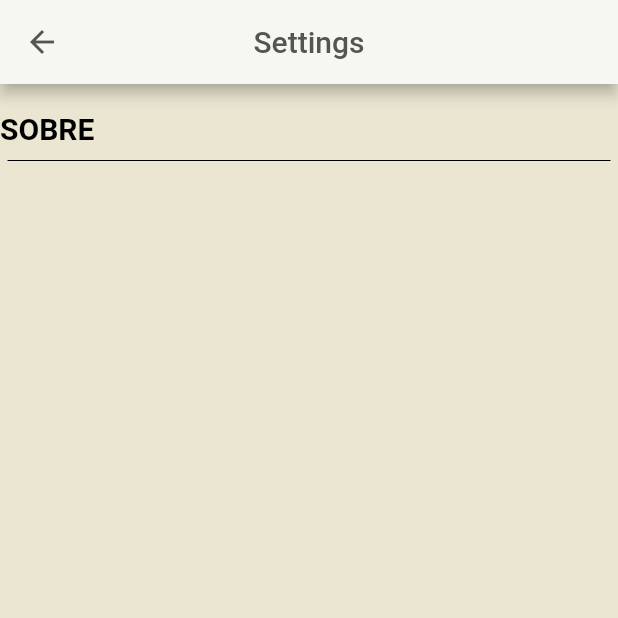
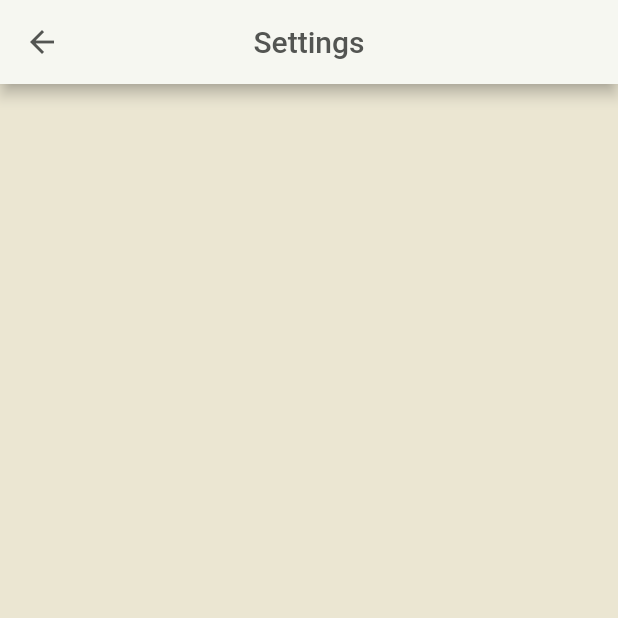
Before and after one commit to MatheusChristmann/baitafome, a Flutter app: the screen it shows after launch, after a tap on the "settings" icon, on a phone screen of 412 x 824 dp, the top half of it. Run offline on Flutter 3.47's test engine with Material 2 defaults, Android fonts, the light colour scheme and no system bars; generated files the repository leaves out were written again.

Commit message:
#Atualizando o restante das páginas em relação a internacionalização do app

```diff
--- a/lib/pages/configpage.dart
+++ b/lib/pages/configpage.dart
@@ -22,7 +22,7 @@ class _ConfigPageState extends State<ConfigPage> {
             );
           },
           color: Color.fromRGBO(83, 85, 82, 1),
-          tooltip: 'Voltar a Tela Principal',
+          tooltip: AppLocalizations.of(context)!.tooltip_return_to_mainmenu,
         ),
         title: Text(AppLocalizations.of(context)!.title_config_page,
           style: TextStyle(
@@ -32,25 +32,6 @@ class _ConfigPageState extends State<ConfigPage> {
         centerTitle: true,
       ),
       body: Column(
-        children: <Widget>[
-          const SizedBox(height: 18),
-          Container(
-            alignment: Alignment.centerLeft,
-            child: Text('SOBRE',
-              style: TextStyle(
-                fontSize: 20,
-                color: Colors.black,
-                fontWeight: FontWeight.bold,
-              ),
-            ),
-          ),
-          const Divider(
-            height: 20,
-            indent: 5,
-            endIndent: 5,
-            color: Colors.black,
-          ),
-        ],
       ),
       backgroundColor: Color.fromRGBO(235, 230, 210, 1),
     );
--- a/lib/pages/mainpage.dart
+++ b/lib/pages/mainpage.dart
@@ -1,5 +1,6 @@
 import 'package:baitafome/pages/configpage.dart';
 import 'package:flutter/material.dart';
+import 'package:flutter_gen/gen_l10n/app_localizations.dart';
 
 class MainPage extends StatefulWidget {
   const MainPage({super.key});
@@ -25,10 +26,9 @@ class _MainPageState extends State<MainPage> {
             );
           },
           color: Color.fromRGBO(83, 85, 82, 1),
-          tooltip: 'Configurações',
+          tooltip: AppLocalizations.of(context)!.tooltip_settings,
         ),
-        title: Text(
-          'Minhas Receitas',
+        title: Text(AppLocalizations.of(context)!.title_main_page,
           style: TextStyle(
             color: Color.fromRGBO(83, 85, 82, 1),
           ),
@@ -39,7 +39,7 @@ class _MainPageState extends State<MainPage> {
             icon: Icon(Icons.search),
             onPressed: () {},
             color: Color.fromRGBO(83, 85, 82, 1),
-            tooltip: 'Pesquisar Receita',
+            tooltip: AppLocalizations.of(context)!.tooltip_search_for_recipe,
           ),
           PopupMenuButton(
             color: Color.fromRGBO(246, 247, 241, 1),
@@ -69,7 +69,8 @@ class _MainPageState extends State<MainPage> {
               } else if (value == 2) {
                 print("opção de valor 2");
               }
-              })
+            }
+          )
         ],
       ),
       body: Center(
@@ -86,7 +87,7 @@ class _MainPageState extends State<MainPage> {
       ),
       floatingActionButton: FloatingActionButton(
         onPressed: () {},
-        tooltip: 'Adicionar Receita',
+        tooltip: AppLocalizations.of(context)!.tooltip_add_recipe,
         backgroundColor: Color.fromRGBO(223, 138, 84, 1),
         child: Icon(
           Icons.add,
```
Also changed, not shown: lib/l10n/app_en.arb (+7 -1 lines), lib/l10n/app_es.arb (+7 -1 lines), lib/l10n/app_pt.arb (+7 -1 lines). Lines whose indentation alone changed are shown as unchanged.
